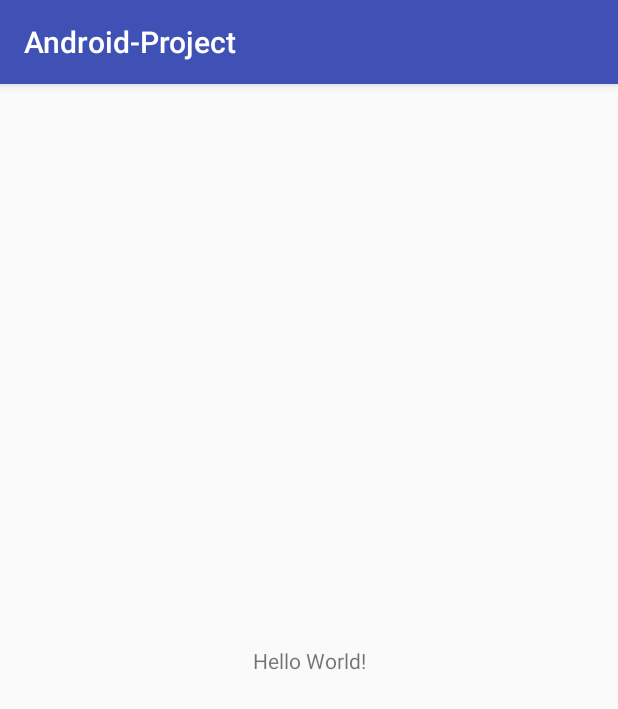
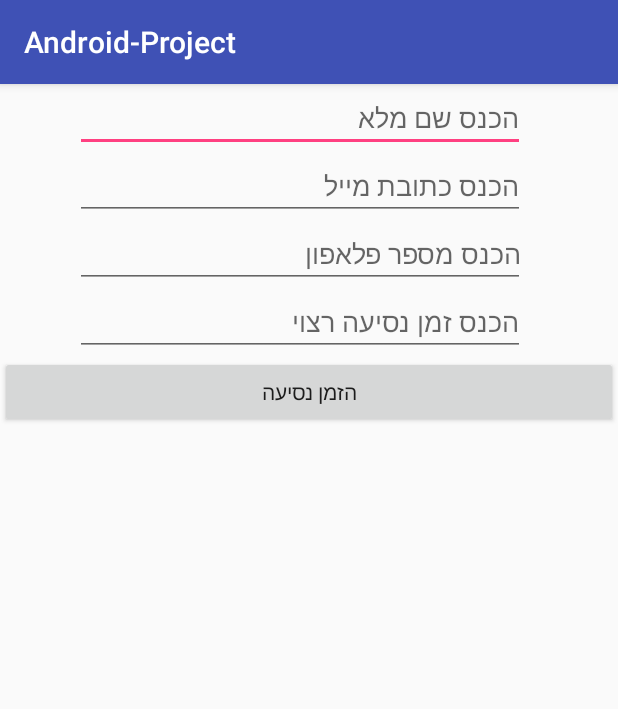
Before and after one commit to danielagam/AndroidProject, an Android app: the screen it shows after launch (MainActivity), on a phone screen of 412 x 824 dp. Shown: the top 709 px of the screen. Run offline under Robolectric (Android 15) with nearby library versions, the phone set to English and light mode, and no system bars; 1 statement that could not run was skipped.

Commit message:
תחילת עבודה על הUI של הנוסע

```diff
--- a/app/src/main/java/com/danielshimon/android_project/MainActivity.java
+++ b/app/src/main/java/com/danielshimon/android_project/MainActivity.java
@@ -2,12 +2,41 @@ package com.danielshimon.android_project;
 
 import android.support.v7.app.AppCompatActivity;
 import android.os.Bundle;
+import android.view.View;
+import android.widget.Button;
+import android.widget.EditText;
+import android.widget.Toast;
+
+import com.danielshimon.android_project.model.entities.Driver;
+import com.danielshimon.android_project.model.entities.Travel;
+
+import java.sql.Time;
 
 public class MainActivity extends AppCompatActivity {
+    private EditText name1;
+    private Button btn;
+
+    Travel travel = new Travel();
 
     @Override
     protected void onCreate(Bundle savedInstanceState) {
         super.onCreate(savedInstanceState);
         setContentView(R.layout.activity_main);
+
+        travel.setClientName(findViewById(R.id.name).toString());
+        travel.setClientEmail(findViewById(R.id.mailClient).toString());
+        travel.setClientNumber(findViewById(R.id.numberClient).toString());
+        travel.setStratDrving(Time.valueOf(findViewById(R.id.startDriving).toString()));
+
+        btn = findViewById(R.id.btn);
+        btn.setOnClickListener(new View.OnClickListener() {
+            @Override
+            public void onClick(View v) {
+                Toast.makeText(getApplicationContext(), name1.getText().toString(), Toast.LENGTH_LONG).show();
+
+
+            }
+        });
+
     }
 }
--- a/app/src/main/java/com/danielshimon/android_project/model/entities/Driver.java
+++ b/app/src/main/java/com/danielshimon/android_project/model/entities/Driver.java
@@ -1,4 +1,6 @@
 package com.danielshimon.android_project.model.entities;
+
+import android.media.Image;
 
 public class Driver
 {
--- a/app/src/main/res/layout/activity_main.xml
+++ b/app/src/main/res/layout/activity_main.xml
@@ -1,18 +1,51 @@
 <?xml version="1.0" encoding="utf-8"?>
-<android.support.constraint.ConstraintLayout xmlns:android="http://schemas.android.com/apk/res/android"
+<android.support.v7.widget.LinearLayoutCompat xmlns:android="http://schemas.android.com/apk/res/android"
     xmlns:app="http://schemas.android.com/apk/res-auto"
     xmlns:tools="http://schemas.android.com/tools"
     android:layout_width="match_parent"
     android:layout_height="match_parent"
+    android:orientation="vertical"
     tools:context=".MainActivity">
 
-    <TextView
-        android:layout_width="wrap_content"
+
+    <EditText
+        android:id="@+id/name"
+        android:layout_width="300dp"
         android:layout_height="wrap_content"
-        android:text="Hello World!"
-        app:layout_constraintBottom_toBottomOf="parent"
-        app:layout_constraintLeft_toLeftOf="parent"
-        app:layout_constraintRight_toRightOf="parent"
-        app:layout_constraintTop_toTopOf="parent" />
+        android:layout_marginHorizontal="50dp"
+        android:hint="הכנס שם מלא"
+        android:inputType="text" />
 
-</android.support.constraint.ConstraintLayout>
+    <EditText
+        android:id="@+id/mailClient"
+        android:layout_width="300dp"
+        android:layout_height="wrap_content"
+        android:layout_marginHorizontal="50dp"
+        android:hint="הכנס כתובת מייל"
+        android:inputType="textEmailAddress" />
+
+    <EditText
+        android:id="@+id/numberClient"
+        android:layout_width="300dp"
+        android:layout_height="wrap_content"
+        android:layout_marginHorizontal="50dp"
+        android:hint="                                הכנס מספר פלאפון"
+        android:inputType="phone" />
+
+
+    <EditText
+        android:id="@+id/startDriving"
+        android:layout_width="300dp"
+        android:layout_height="wrap_content"
+        android:layout_marginHorizontal="50dp"
+        android:hint="הכנס זמן נסיעה רצוי"
+        android:inputType="time" />
+
+
+    <Button
+        android:id="@+id/btn"
+        android:text="הזמן נסיעה"
+        android:layout_width="match_parent"
+        android:layout_height="wrap_content" />
+
+</android.support.v7.widget.LinearLayoutCompat>
```
